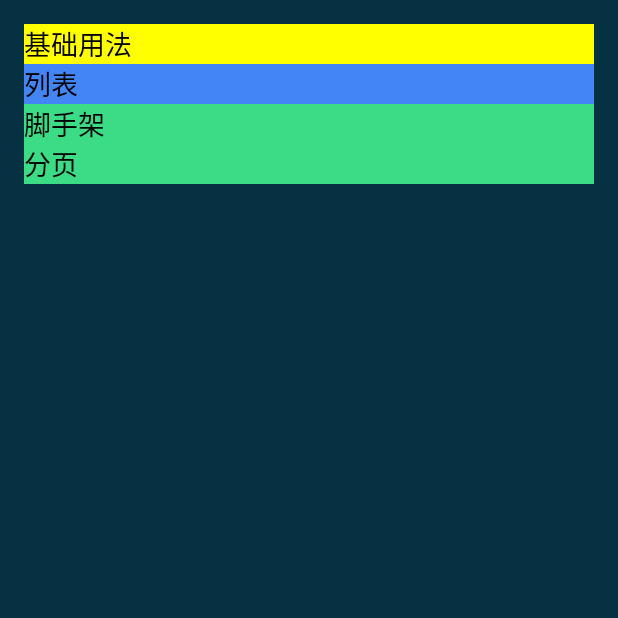
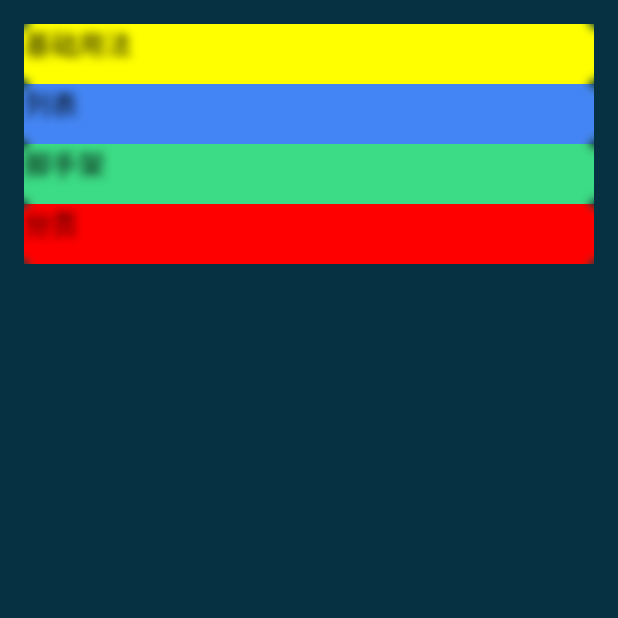
Before and after one commit to Hynsn/SimpleGallery, an Android app built with Jetpack Compose: the screen it shows after launch (MainActivity), on a phone screen of 412 x 824 dp, the top half of it. Run offline under Robolectric (Android 15) with nearby library versions, the phone set to English and light mode, and no system bars; our stand-ins replace paging.

Commit message:
首页条目样式修改

```diff
--- a/app_kt/src/main/java/com/hynson/compose/MainActivity.kt
+++ b/app_kt/src/main/java/com/hynson/compose/MainActivity.kt
@@ -8,12 +8,16 @@
 import androidx.compose.foundation.layout.Column
 import androidx.compose.foundation.layout.fillMaxHeight
 import androidx.compose.foundation.layout.fillMaxWidth
+import androidx.compose.foundation.layout.height
 import androidx.compose.foundation.layout.padding
 import androidx.compose.foundation.layout.wrapContentHeight
+import androidx.compose.foundation.shape.RoundedCornerShape
 import androidx.compose.material.Text
 import androidx.compose.runtime.Composable
+import androidx.compose.ui.Alignment
 import androidx.compose.ui.ExperimentalComposeUiApi
 import androidx.compose.ui.Modifier
+import androidx.compose.ui.draw.blur
 import androidx.compose.ui.graphics.Color
 import androidx.compose.ui.res.stringResource
 import androidx.compose.ui.unit.dp
@@ -25,7 +29,9 @@
 import androidx.navigation.compose.composable
 import androidx.navigation.compose.rememberNavController
 import androidx.navigation.navArgument
-import com.hynson.compose.paging.*
+import com.hynson.compose.paging.DetailPage
+import com.hynson.compose.paging.PagingScaffold
+import com.hynson.compose.paging.PagingViewModel
 import com.hynson.compose.scaffold.ScaffoldPage
 
 class MainActivity : ComponentActivity() {
@@ -90,6 +96,13 @@
 
 @Composable
 fun Content(navController: NavHostController) {
+    val shape = RoundedCornerShape(5.dp)
+    val style = Modifier
+        .fillMaxWidth()
+        .wrapContentHeight(Alignment.CenterVertically)
+        .blur(5.dp)
+        .height(40.dp)
+        .background(Color(0xFFFFFF00), shape)
     Column(
         modifier = Modifier
             .background(Color(0xFF063142))
@@ -98,37 +111,27 @@
     ) {
         val fontSize = 18.sp
         Text(
-            text = "基础用法", fontSize = fontSize, modifier = Modifier
-                .fillMaxWidth()
-                .wrapContentHeight()
-                .background(Color(0xFFFFFF00))
-                .clickable {
-                    navController.navigate(NaviConst.COMMON)
-                }
+            text = "基础用法", fontSize = fontSize, modifier = style.clickable {
+                navController.navigate(NaviConst.COMMON)
+            }
         )
         Text(
-            text = "列表", fontSize = fontSize, modifier = Modifier
-                .fillMaxWidth()
-                .wrapContentHeight()
-                .background(Color(0xFF4385F4))
+            text = "列表", fontSize = fontSize, modifier = style
+                .background(Color(0xFF4385F4), shape)
                 .clickable {
                     navController.navigate(NaviConst.LAZY_COLUMN)
                 }
         )
         Text(
-            text = "脚手架", fontSize = fontSize, modifier = Modifier
-                .fillMaxWidth()
-                .wrapContentHeight()
-                .background(Color(0xFF3CDB85))
+            text = "脚手架", fontSize = fontSize, modifier = style
+                .background(Color(0xFF3CDB85), shape)
                 .clickable {
                     navController.navigate(NaviConst.SCAFFOLD)
                 }
         )
         Text(
-            text = "分页", fontSize = fontSize, modifier = Modifier
-                .fillMaxWidth()
-                .wrapContentHeight()
-                .background(Color(0xFF3CDB85))
+            text = "分页", fontSize = fontSize, modifier = style
+                .background(Color.Red, shape)
                 .clickable {
                     navController.navigate(NaviConst.PAGING)
                 }
```
